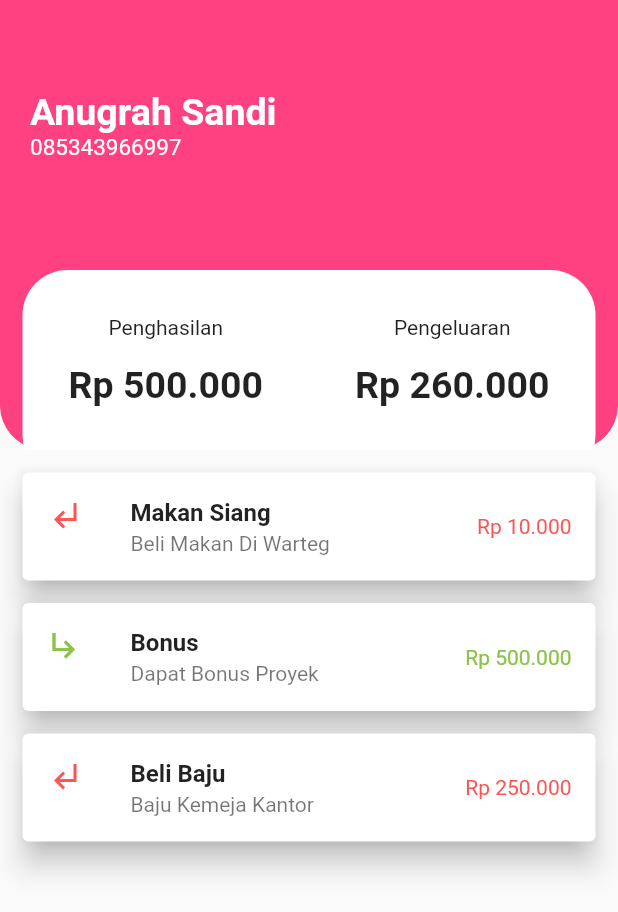
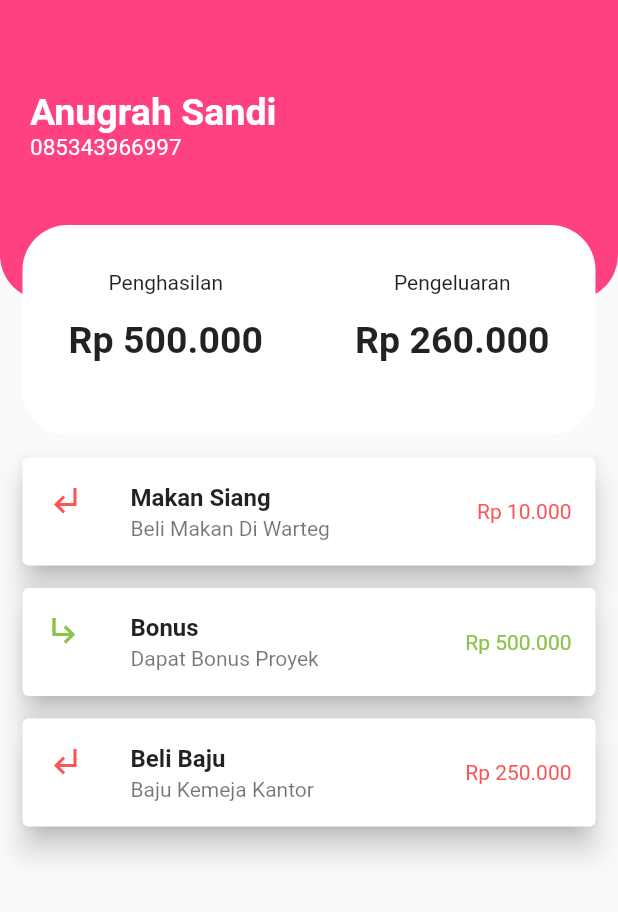
Before and after one commit to alhavizd/flutter-test, a Flutter app: the screen it shows after launch, on a phone screen of 412 x 824 dp. Shown: the top 912 px of the screen. Run offline on Flutter 3.47's test engine with Material 2 defaults, Android fonts, the phone set to English and light mode, and no system bars.

Commit message:
initial commit

```diff
--- a/lib/main.dart
+++ b/lib/main.dart
@@ -56,7 +56,8 @@ Widget backgroundHeader() {
   //KITA BUAT CONTAINER DENGAN TINGGI SEBESAR 300, DAN LEBAR SEJAUH YANG BISA DIJANGKAU
   //BOXDECORATIONNYA KITA SET WARNANYA PINKACCENT DAN PADA BAGIAN BAWAH KIRI-KANAN DIBUAT LENGKUNGAN
   return Container(
-    height: 300,
+    height: 200,
+    margin: const EdgeInsets.only(bottom: 90.0),
     width: double.infinity,
     decoration: BoxDecoration(
       color: Colors.pinkAccent,
@@ -96,7 +97,7 @@ Widget backgroundHeader() {
 Widget summaryCash() {
   //CONTAINER KEDUA INI BERWARNA PUTIH, KITA SET POSITIONEDNYA DENGAN MENENTUKAN VALUE DARI TOP DAN LEFT AGAR BERADA DITENGAH, DISESUAIKAN SAJA
   return Positioned(
-    top: 180,
+    top: 150,
     left: 15,
     right: 15,
     //CONTAINER KEDUA INI KITA BUAT LEBIH KECIL DENGAN MENENTUKAN WIDTH DAN HEIGHNYA TERBATAS
```
